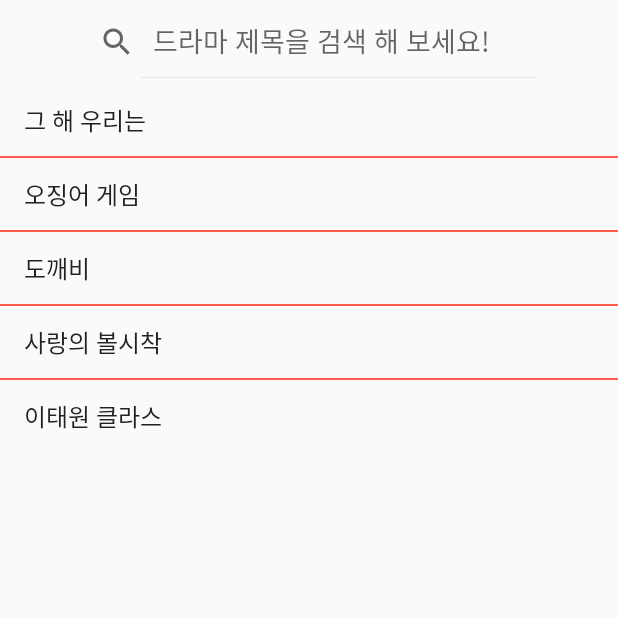
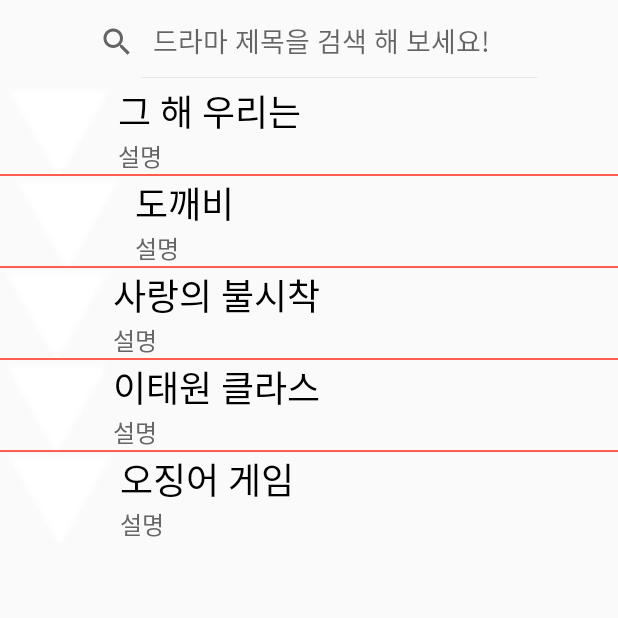
Before and after one commit to Mminy62/graduation, an Android app: the SearchActivity screen opened directly, with no data from a screen before it, on a phone screen of 412 x 824 dp, the top half of it. Run offline under Robolectric (Android 15) with nearby library versions, the phone set to English and light mode, and no system bars.

Commit message:
[refactor] 리스트 내용 임시 변경

```diff
--- a/app/src/main/java/com/example/proj_graduation/SearchActivity.java
+++ b/app/src/main/java/com/example/proj_graduation/SearchActivity.java
@@ -6,6 +6,7 @@ import android.content.Intent;
 import android.content.SearchRecentSuggestionsProvider;
 import android.os.Bundle;
 import android.provider.SearchRecentSuggestions;
+import android.util.ArraySet;
 import android.util.Log;
 import android.view.View;
 import android.widget.ArrayAdapter;
@@ -16,13 +17,17 @@ import android.widget.Toast;
 
 import androidx.appcompat.app.AppCompatActivity;
 import androidx.appcompat.widget.SearchView;
+import androidx.core.content.ContextCompat;
 
 import java.util.ArrayList;
+import java.util.Iterator;
+import java.util.List;
+import java.util.stream.Collectors;
 
 public class SearchActivity extends AppCompatActivity {
     public static com.example.proj_graduation.SearchActivity sa;
-    ArrayList<String> list;
-    ArrayAdapter<String> adapter;
+    ArraySet<ListViewItem> list;
+    ListViewAdapter adapter;
     ListView listView;
 
     @Override
@@ -54,14 +59,25 @@ public class SearchActivity extends AppCompatActivity {
     }
 
     private void configureList() {
-        list = new ArrayList<>();
-        list.add("그 해 우리는");
-        list.add("오징어 게임");
-        list.add("도깨비");
-        list.add("사랑의 볼시착");
-        list.add("이태원 클라스");
+        list = new ArraySet<ListViewItem>();
+        list.add(new ListViewItem(ContextCompat.getDrawable(this, R.drawable.ic_arrow),
+                "그 해 우리는",
+                "설명"));
+        list.add(new ListViewItem(ContextCompat.getDrawable(this, R.drawable.ic_arrow),
+                "오징어 게임",
+                "설명"));
+        list.add(new ListViewItem(ContextCompat.getDrawable(this, R.drawable.ic_arrow),
+                "도깨비",
+                "설명"));
+        list.add(new ListViewItem(ContextCompat.getDrawable(this, R.drawable.ic_arrow),
+                "사랑의 불시착",
+                "설명"));
+        list.add(new ListViewItem(ContextCompat.getDrawable(this, R.drawable.ic_arrow),
+                "이태원 클라스",
+                "설명"));
 
-        adapter = new ArrayAdapter<String>(this, android.R.layout.simple_list_item_1, list);
+        adapter = new ListViewAdapter(); //(this, android.R.layout.simple_list_item_1, list);
+        adapter.addItems(list);
         listView.setAdapter(adapter);
     }
 
@@ -77,10 +93,17 @@ public class SearchActivity extends AppCompatActivity {
     }
 
     public void doMySearch(String query) {
-        if (list.contains(query)) {
-            adapter.getFilter().filter(query);
-        } else {
-            Toast.makeText(SearchActivity.this, "No Match", Toast.LENGTH_SHORT).show();
-        }
+//        List<String> result = list.stream()
+//                .filter(str -> str.trim().contains(query))
+//                .collect(Collectors.toList());
+
+//        if (adapter.isEmpty()) {
+//            Toast.makeText(SearchActivity.this, "No Match", Toast.LENGTH_SHORT).show();
+//        } else {
+//            for (String res: result) {
+//                adapter.getFilter().filter(res);
+////                adapter.in
+//            }
+//        }
     }
 }
```
